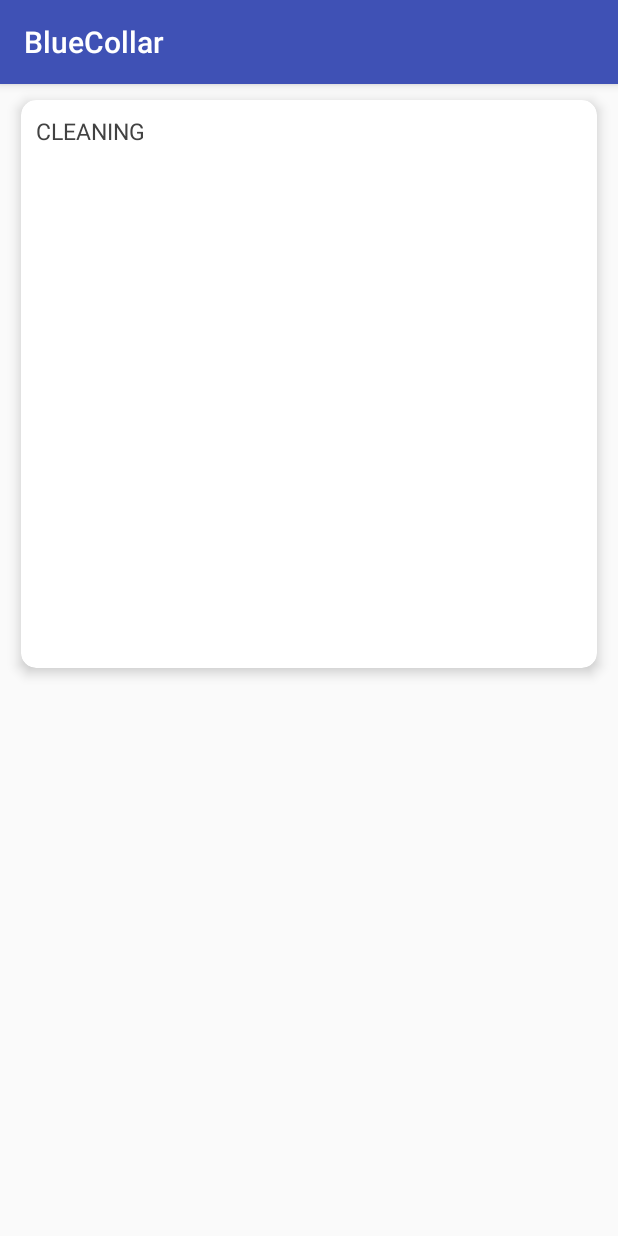
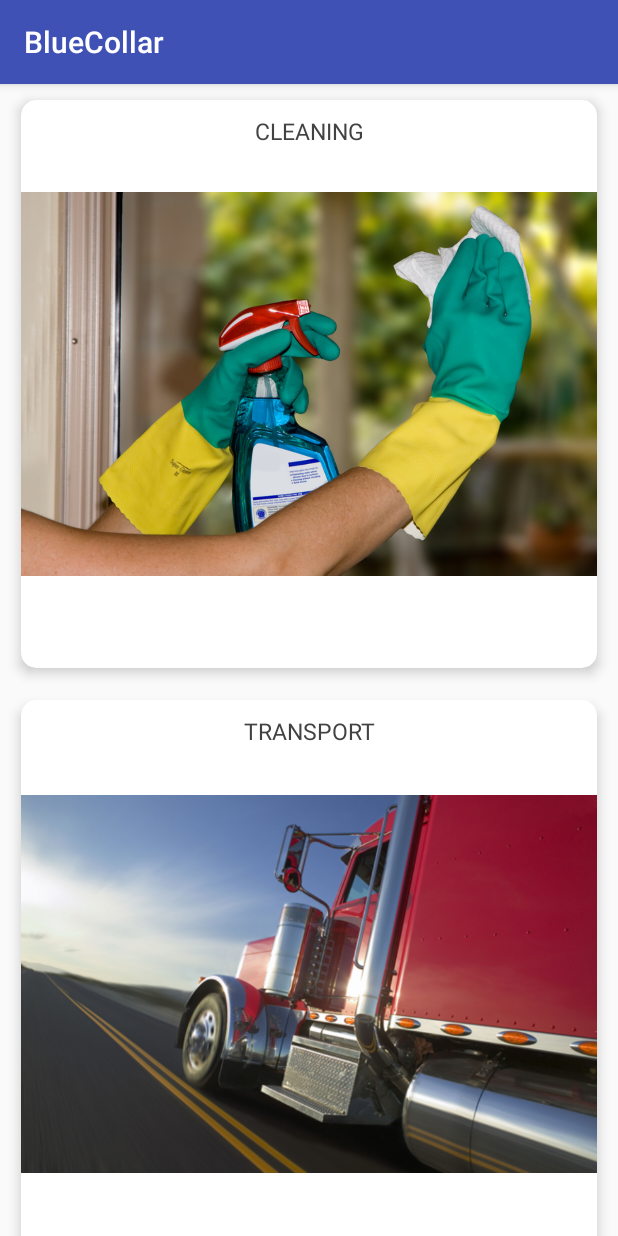
Before and after one commit to Collins33/blueCollar, an Android app: the screen it shows after launch (Category_page), on a phone screen of 412 x 824 dp. Run offline under Robolectric (Android 15) with nearby library versions, the phone set to English and light mode, and no system bars.

Commit message:
I have edited the cardview to position the cards well

```diff
--- a/app/src/main/java/com/example/root/bluecollar/Category.java
+++ b/app/src/main/java/com/example/root/bluecollar/Category.java
@@ -6,16 +6,21 @@ package com.example.root.bluecollar;
 
 public class Category {
     private String name;
+    private int image;
 
     public Category() {
     }
 
-    public Category(String name) {
+    public Category(String name,int image) {
         this.name=name;
+        this.image=image;
     }
 
     public String getName(){
         return name;
     }
+    public int getImage(){
+        return image;
+    }
 
 }
--- a/app/src/main/java/com/example/root/bluecollar/CategoryAdapter.java
+++ b/app/src/main/java/com/example/root/bluecollar/CategoryAdapter.java
@@ -4,6 +4,7 @@ import android.support.v7.widget.RecyclerView;
 import android.view.LayoutInflater;
 import android.view.View;
 import android.view.ViewGroup;
+import android.widget.ImageView;
 import android.widget.TextView;
 
 import java.util.ArrayList;
@@ -23,10 +24,12 @@ public class CategoryAdapter extends RecyclerView.Adapter<CategoryAdapter.Catego
    //the nested class
     public static class CategoryView extends RecyclerView.ViewHolder{
         TextView categoryName;
+        ImageView categoryImage;
 
         public CategoryView(View view){
             super(view);
             this.categoryName=(TextView) itemView.findViewById(R.id.textViewName);
+            this.categoryImage=(ImageView) itemView.findViewById(R.id.imageView);
         }
     }
 
@@ -41,8 +44,10 @@ public class CategoryAdapter extends RecyclerView.Adapter<CategoryAdapter.Catego
     @Override
     public void onBindViewHolder(final CategoryView holder, final int listPosition){
         TextView categoryName= holder.categoryName;
+        ImageView categoryImage=holder.categoryImage;
 
         categoryName.setText(categoryData.get(listPosition).getName());
+        categoryImage.setImageResource(categoryData.get(listPosition).getImage());
     }
 
     @Override
--- a/app/src/main/java/com/example/root/bluecollar/Category_page.java
+++ b/app/src/main/java/com/example/root/bluecollar/Category_page.java
@@ -35,7 +35,7 @@ public class Category_page extends AppCompatActivity {
 
         data=new ArrayList<Category>();
         for(int i=0; i<=5; i++){
-            data.add(new Category(MyData.categories[i]));
+            data.add(new Category(MyData.categories[i],MyData.images[i]));
         }
 
            adapter=new CategoryAdapter(data);
--- a/app/src/main/java/com/example/root/bluecollar/MyData.java
+++ b/app/src/main/java/com/example/root/bluecollar/MyData.java
@@ -6,4 +6,5 @@ package com.example.root.bluecollar;
 
 public class MyData {
 static String[] categories={"CLEANING","TRANSPORT","LANDSCAPING","DELIVERY","COOKING","HANDYMAN"};
+static Integer[] images={R.drawable.cleaning,R.drawable.transport,R.drawable.landscaping,R.drawable.delivery,R.drawable.cooking,R.drawable.handyman};
 }
--- a/app/src/main/res/layout/card_view.xml
+++ b/app/src/main/res/layout/card_view.xml
@@ -3,7 +3,7 @@
     xmlns:app="http://schemas.android.com/apk/res-auto"
     android:orientation="vertical"
     android:layout_width="match_parent"
-    android:layout_height="match_parent">
+    android:layout_height="wrap_content">
 
     <android.support.v7.widget.CardView
         android:layout_height="400dp"
@@ -16,9 +16,9 @@
 
         android:background="@color/cardview_dark_background">
 
-        <LinearLayout
+        <RelativeLayout
             android:layout_width="match_parent"
-            android:layout_height="match_parent">
+            android:layout_height="wrap_content">
 
             <TextView
                 android:id="@+id/textViewName"
@@ -29,9 +29,14 @@
                 android:paddingTop="@dimen/album_title_padding"
                 android:textColor="@color/cardview_dark_background"
                 android:textSize="@dimen/album_title"
+                android:textAlignment="center"
                 />
+            <ImageView
+                android:layout_width="match_parent"
+                android:layout_height="wrap_content"
+                android:id="@+id/imageView"/>
 
-        </LinearLayout>
+        </RelativeLayout>
 
     </android.support.v7.widget.CardView>
 
```
Also changed, not shown: app/src/main/res/drawable/cleaning.jpg (added), app/src/main/res/drawable/cooking.jpg (added), app/src/main/res/drawable/delivery.jpg (added), app/src/main/res/drawable/handyman.jpg (added), app/src/main/res/drawable/transport.png (added), 1 other file.
